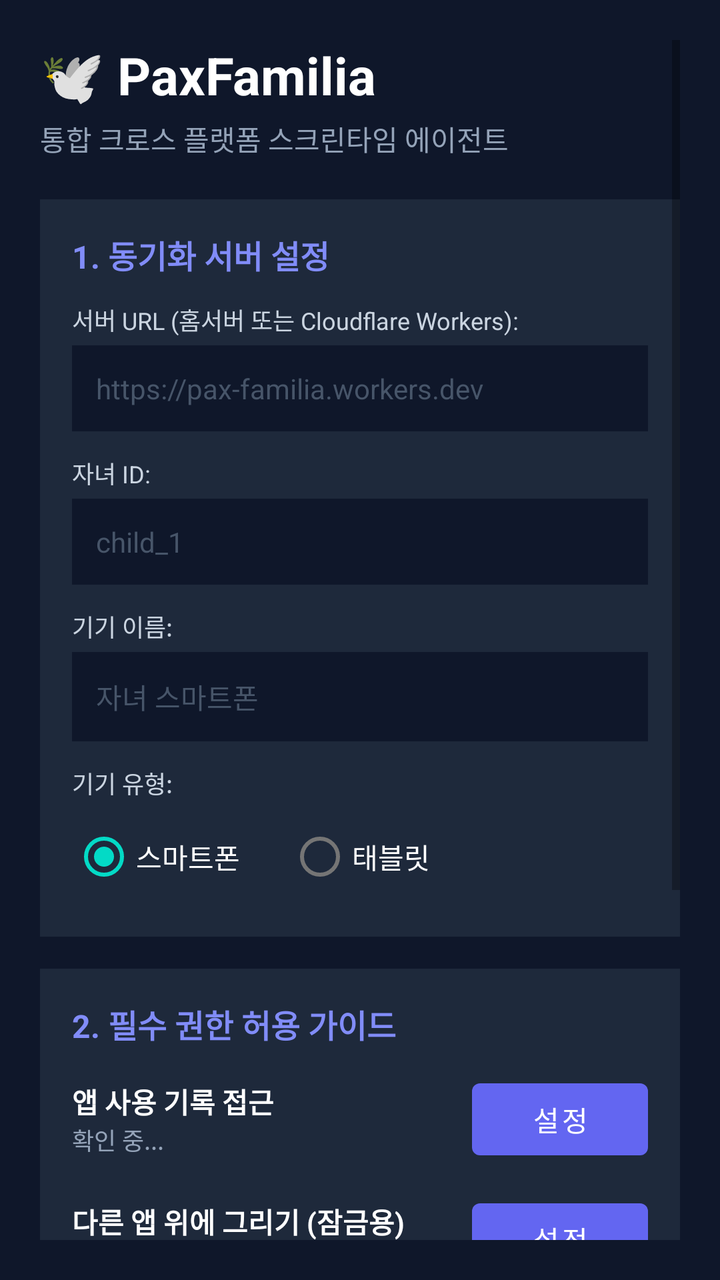
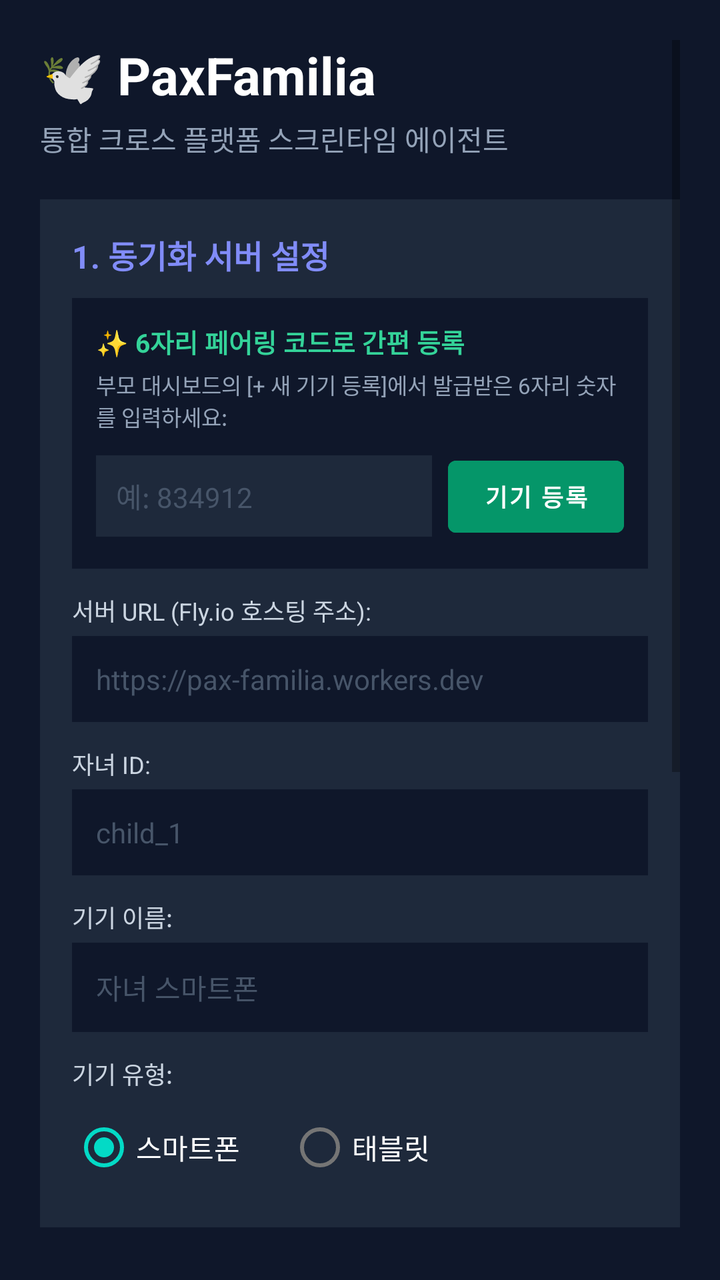

Screens rendered from an Android XML layout before and after an edit, with the pre-edit source and the edit as a unified diff.
<!-- AndroidManifest.xml: application theme Theme.PaxFamilia -->
<!-- res/layout/activity_main.xml -->
<?xml version="1.0" encoding="utf-8"?>
<ScrollView xmlns:android="http://schemas.android.com/apk/res/android"
    android:layout_width="match_parent"
    android:layout_height="match_parent"
    android:background="#0F172A"
    android:padding="20dp">

    <LinearLayout
        android:layout_width="match_parent"
        android:layout_height="wrap_content"
        android:orientation="vertical">

        <TextView
            android:layout_width="wrap_content"
            android:layout_height="wrap_content"
            android:text="🕊️ PaxFamilia"
            android:textColor="#FFFFFF"
            android:textSize="26sp"
            android:textStyle="bold" />

        <TextView
            android:layout_width="wrap_content"
            android:layout_height="wrap_content"
            android:layout_marginTop="4dp"
            android:text="통합 크로스 플랫폼 스크린타임 에이전트"
            android:textColor="#94A3B8"
            android:textSize="14sp" />

        
        <LinearLayout
            android:layout_width="match_parent"
            android:layout_height="wrap_content"
            android:layout_marginTop="20dp"
            android:background="#1E293B"
            android:orientation="vertical"
            android:padding="16dp">

            <TextView
                android:layout_width="wrap_content"
                android:layout_height="wrap_content"
                android:text="1. 동기화 서버 설정"
                android:textColor="#818CF8"
                android:textSize="16sp"
                android:textStyle="bold" />

            <TextView
                android:layout_width="wrap_content"
                android:layout_height="wrap_content"
                android:layout_marginTop="12dp"
                android:text="서버 URL (홈서버 또는 Cloudflare Workers):"
                android:textColor="#CBD5E1"
                android:textSize="12sp" />

            <EditText
                android:id="@+id/etServerUrl"
                android:layout_width="match_parent"
                android:layout_height="wrap_content"
                android:layout_marginTop="4dp"
                android:background="#0F172A"
                android:hint="https://pax-familia.workers.dev"
                android:padding="12dp"
                android:textColor="#FFFFFF"
                android:textColorHint="#475569"
                android:textSize="14sp" />

            <TextView
                android:layout_width="wrap_content"
                android:layout_height="wrap_content"
                android:layout_marginTop="12dp"
                android:text="자녀 ID:"
                android:textColor="#CBD5E1"
                android:textSize="12sp" />

            <EditText
                android:id="@+id/etChildId"
                android:layout_width="match_parent"
                android:layout_height="wrap_content"
                android:layout_marginTop="4dp"
                android:background="#0F172A"
                android:hint="child_1"
                android:padding="12dp"
                android:textColor="#FFFFFF"
                android:textColorHint="#475569"
                android:textSize="14sp" />

            <TextView
                android:layout_width="wrap_content"
                android:layout_height="wrap_content"
                android:layout_marginTop="12dp"
                android:text="기기 이름:"
                android:textColor="#CBD5E1"
                android:textSize="12sp" />

            <EditText
                android:id="@+id/etDeviceName"
                android:layout_width="match_parent"
                android:layout_height="wrap_content"
                android:layout_marginTop="4dp"
                android:background="#0F172A"
                android:hint="자녀 스마트폰"
                android:padding="12dp"
                android:textColor="#FFFFFF"
                android:textColorHint="#475569"
                android:textSize="14sp" />

            <TextView
                android:layout_width="wrap_content"
                android:layout_height="wrap_content"
                android:layout_marginTop="12dp"
                android:text="기기 유형:"
                android:textColor="#CBD5E1"
                android:textSize="12sp" />

            <RadioGroup
                android:id="@+id/rgDeviceType"
                android:layout_width="match_parent"
                android:layout_height="wrap_content"
                android:layout_marginTop="4dp"
                android:orientation="horizontal">

                <RadioButton
                    android:id="@+id/rbPhone"
                    android:layout_width="wrap_content"
                    android:layout_height="wrap_content"
                    android:checked="true"
                    android:text="스마트폰"
                    android:textColor="#FFFFFF" />

                <RadioButton
                    android:id="@+id/rbTablet"
                    android:layout_width="wrap_content"
                    android:layout_height="wrap_content"
                    android:layout_marginStart="24dp"
                    android:text="태블릿"
                    android:textColor="#FFFFFF" />
            </RadioGroup>
        </LinearLayout>

        
        <LinearLayout
            android:layout_width="match_parent"
            android:layout_height="wrap_content"
            android:layout_marginTop="16dp"
            android:background="#1E293B"
            android:orientation="vertical"
            android:padding="16dp">

            <TextView
                android:layout_width="wrap_content"
                android:layout_height="wrap_content"
                android:text="2. 필수 권한 허용 가이드"
                android:textColor="#818CF8"
                android:textSize="16sp"
                android:textStyle="bold" />

            
            <LinearLayout
                android:layout_width="match_parent"
                android:layout_height="wrap_content"
                android:layout_marginTop="12dp"
                android:gravity="center_vertical"
                android:orientation="horizontal">

                <LinearLayout
                    android:layout_width="0dp"
                    android:layout_height="wrap_content"
                    android:layout_weight="1"
                    android:orientation="vertical">

                    <TextView
                        android:layout_width="wrap_content"
                        android:layout_height="wrap_content"
                        android:text="앱 사용 기록 접근"
                        android:textColor="#FFFFFF"
                        android:textSize="14sp"
                        android:textStyle="bold" />

                    <TextView
                        android:id="@+id/tvUsagePerm"
                        android:layout_width="wrap_content"
                        android:layout_height="wrap_content"
                        android:text="확인 중..."
                        android:textColor="#94A3B8"
                        android:textSize="12sp" />
                </LinearLayout>

                <Button
                    android:id="@+id/btnReqUsage"
                    android:layout_width="wrap_content"
                    android:layout_height="wrap_content"
                    android:text="설정" />
            </LinearLayout>

            
            <LinearLayout
                android:layout_width="match_parent"
                android:layout_height="wrap_content"
                android:layout_marginTop="12dp"
                android:gravity="center_vertical"
                android:orientation="horizontal">

                <LinearLayout
                    android:layout_width="0dp"
                    android:layout_height="wrap_content"
                    android:layout_weight="1"
                    android:orientation="vertical">

                    <TextView
                        android:layout_width="wrap_content"
                        android:layout_height="wrap_content"
                        android:text="다른 앱 위에 그리기 (잠금용)"
                        android:textColor="#FFFFFF"
                        android:textSize="14sp"
                        android:textStyle="bold" />

                    <TextView
                        android:id="@+id/tvOverlayPerm"
                        android:layout_width="wrap_content"
                        android:layout_height="wrap_content"
                        android:text="확인 중..."
                        android:textColor="#94A3B8"
                        android:textSize="12sp" />
                </LinearLayout>

                <Button
                    android:id="@+id/btnReqOverlay"
                    android:layout_width="wrap_content"
                    android:layout_height="wrap_content"
                    android:text="설정" />
            </LinearLayout>

            
            <LinearLayout
                android:layout_width="match_parent"
                android:layout_height="wrap_content"
                android:layout_marginTop="12dp"
                android:gravity="center_vertical"
                android:orientation="horizontal">

                <LinearLayout
                    android:layout_width="0dp"
                    android:layout_height="wrap_content"
                    android:layout_weight="1"
                    android:orientation="vertical">

                    <TextView
                        android:layout_width="wrap_content"
                        android:layout_height="wrap_content"
                        android:text="배터리 최적화 예외"
                        android:textColor="#FFFFFF"
                        android:textSize="14sp"
                        android:textStyle="bold" />

                    <TextView
                        android:id="@+id/tvBatteryPerm"
                        android:layout_width="wrap_content"
                        android:layout_height="wrap_content"
                        android:text="확인 중..."
                        android:textColor="#94A3B8"
                        android:textSize="12sp" />
                </LinearLayout>

                <Button
                    android:id="@+id/btnReqBattery"
                    android:layout_width="wrap_content"
                    android:layout_height="wrap_content"
                    android:text="설정" />
            </LinearLayout>

            
            <LinearLayout
                android:layout_width="match_parent"
                android:layout_height="wrap_content"
                android:layout_marginTop="12dp"
                android:gravity="center_vertical"
                android:orientation="horizontal">

                <LinearLayout
                    android:layout_width="0dp"
                    android:layout_height="wrap_content"
                    android:layout_weight="1"
                    android:orientation="vertical">

                    <TextView
                        android:layout_width="wrap_content"
                        android:layout_height="wrap_content"
                        android:text="기기 관리자 (무단 삭제 방지)"
                        android:textColor="#FFFFFF"
                        android:textSize="14sp"
                        android:textStyle="bold" />

                    <TextView
                        android:id="@+id/tvAdminPerm"
                        android:layout_width="wrap_content"
                        android:layout_height="wrap_content"
                        android:text="확인 중..."
                        android:textColor="#94A3B8"
                        android:textSize="12sp" />
                </LinearLayout>

                <Button
                    android:id="@+id/btnReqAdmin"
                    android:layout_width="wrap_content"
                    android:layout_height="wrap_content"
                    android:text="등록" />
            </LinearLayout>
        </LinearLayout>

        
        <Button
            android:id="@+id/btnStartService"
            android:layout_width="match_parent"
            android:layout_height="60dp"
            android:layout_marginTop="24dp"
            android:layout_marginBottom="40dp"
            android:backgroundTint="#4F46E5"
            android:text="🕊️ 동기화 및 자녀 보호 서비스 시작"
            android:textColor="#FFFFFF"
            android:textSize="16sp"
            android:textStyle="bold" />

    </LinearLayout>
</ScrollView>
<!-- resources referenced by this layout -->
<resources>
  <style name="Theme.PaxFamilia" parent="Theme.MaterialComponents.DayNight.NoActionBar">
          <item name="colorPrimary">@color/purple_500</item>
          <item name="colorPrimaryVariant">@color/purple_700</item>
          <item name="colorOnPrimary">@color/white</item>
          <item name="android:windowBackground">@color/slate_900</item>
          <item name="android:statusBarColor">@color/slate_900</item>
      </style>
  <color name="purple_500">#6366F1</color>
  <color name="purple_700">#4F46E5</color>
  <color name="white">#FFFFFF</color>
  <color name="slate_900">#0F172A</color>
</resources>

<!-- the commit's change to res/layout/activity_main.xml (unified diff, before → after) -->
@@ -43,11 +43,69 @@
                 android:textSize="16sp"
                 android:textStyle="bold" />
 
-            <TextView
-                android:layout_width="wrap_content"
-                android:layout_height="wrap_content"
-                android:layout_marginTop="12dp"
-                android:text="서버 URL (홈서버 또는 Cloudflare Workers):"
+            
+            <LinearLayout
+                android:layout_width="match_parent"
+                android:layout_height="wrap_content"
+                android:layout_marginTop="10dp"
+                android:background="#0F172A"
+                android:orientation="vertical"
+                android:padding="12dp">
+
+                <TextView
+                    android:layout_width="wrap_content"
+                    android:layout_height="wrap_content"
+                    android:text="✨ 6자리 페어링 코드로 간편 등록"
+                    android:textColor="#34D399"
+                    android:textSize="13sp"
+                    android:textStyle="bold" />
+
+                <TextView
+                    android:layout_width="wrap_content"
+                    android:layout_height="wrap_content"
+                    android:layout_marginTop="4dp"
+                    android:text="부모 대시보드의 [+ 새 기기 등록]에서 발급받은 6자리 숫자를 입력하세요:"
+                    android:textColor="#94A3B8"
+                    android:textSize="11sp" />
+
+                <LinearLayout
+                    android:layout_width="match_parent"
+                    android:layout_height="wrap_content"
+                    android:layout_marginTop="8dp"
+                    android:orientation="horizontal">
+
+                    <EditText
+                        android:id="@+id/etPairingCode"
+                        android:layout_width="0dp"
+                        android:layout_height="wrap_content"
+                        android:layout_weight="1"
+                        android:background="#1E293B"
+                        android:hint="예: 834912"
+                        android:inputType="number"
+                        android:maxLength="6"
+                        android:padding="10dp"
+                        android:textColor="#FFFFFF"
+                        android:textColorHint="#475569"
+                        android:textSize="14sp" />
+
+                    <Button
+                        android:id="@+id/btnPairWithCode"
+                        android:layout_width="wrap_content"
+                        android:layout_height="wrap_content"
+                        android:layout_marginStart="8dp"
+                        android:backgroundTint="#059669"
+                        android:text="기기 등록"
+                        android:textColor="#FFFFFF"
+                        android:textSize="12sp"
+                        android:textStyle="bold" />
+                </LinearLayout>
+            </LinearLayout>
+
+            <TextView
+                android:layout_width="wrap_content"
+                android:layout_height="wrap_content"
+                android:layout_marginTop="12dp"
+                android:text="서버 URL (Fly.io 호스팅 주소):"
                 android:textColor="#CBD5E1"
                 android:textSize="12sp" />
 
